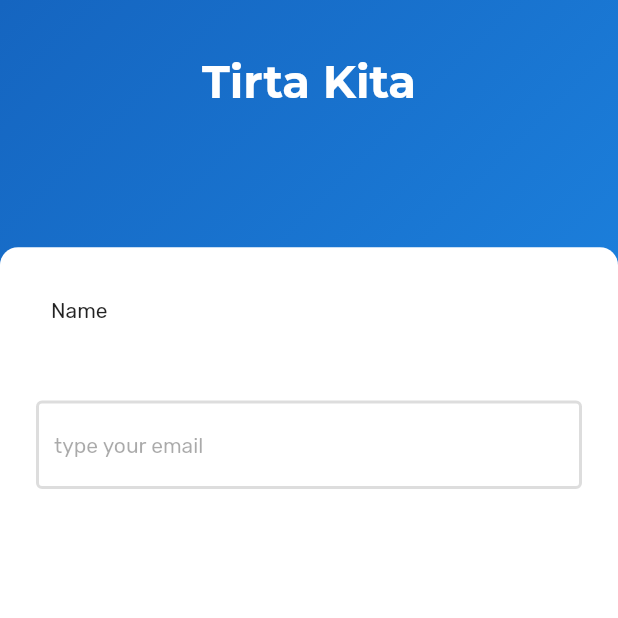
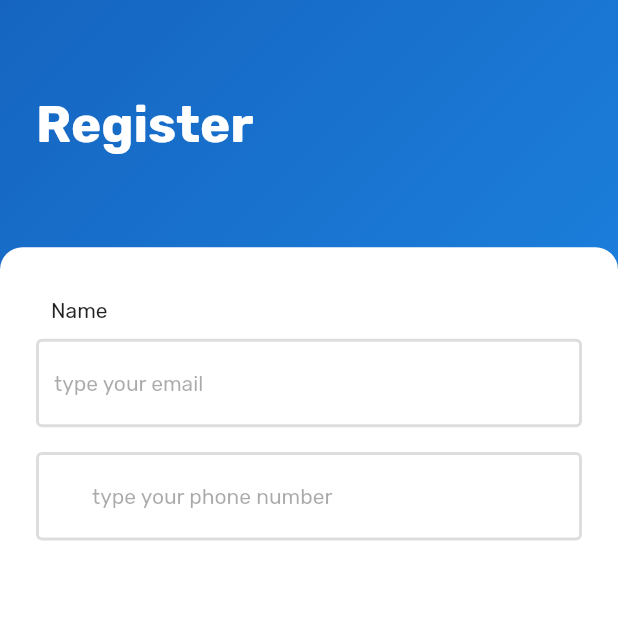
Before and after one commit to zanuar35/tirta_kita, a Flutter app: the screen it shows after launch, on a phone screen of 412 x 824 dp, the top half of it. Run offline on Flutter 3.47's test engine with Material 2 defaults, Android fonts, the phone set to English and light mode, and no system bars; our stand-ins replace google_fonts, line_icons.

Commit message:
initial coomit

```diff
--- /dev/null
+++ b/lib/constants.dart
@@ -0,0 +1,9 @@
+import 'package:flutter/material.dart';
+
+const kBackgroundColor = Color(0xFFF1EFF1);
+const kPrimaryColor = Color(0xFF035AA6);
+const kSecondaryColor = Color(0xFF2BBAEC);
+const kTextColor = Color(0xFF000839);
+const kTextLightColor = Color(0xFF747474);
+const kBlueColor = Color(0xFF40BAD5);
+const kBorderColor = Color(0xfff8f8f8f);
--- a/lib/screen/login_screen/login_screen.dart
+++ b/lib/screen/login_screen/login_screen.dart
@@ -1,6 +1,7 @@
 import 'package:flutter/material.dart';
 import 'package:google_fonts/google_fonts.dart';
 import 'package:line_icons/line_icons.dart';
+import 'package:tirta_kita/constants.dart';
 import 'package:tirta_kita/shared/widget/input_text.dart';
 import 'package:tirta_kita/shared/widget/label_text.dart';
 
@@ -107,7 +108,7 @@ class _LoginScreenState extends State<LoginScreen> {
                             enabledBorder: OutlineInputBorder(
                               borderRadius: BorderRadius.circular(4),
                               borderSide: BorderSide(
-                                  color: Color(0xfff8f8f8f).withOpacity(0.3),
+                                  color: kBorderColor.withOpacity(0.3),
                                   width: 2),
                             ),
                             focusedBorder: OutlineInputBorder(
--- a/lib/screen/login_screen/widget/loginBtn.dart
+++ b/lib/screen/login_screen/widget/loginBtn.dart
@@ -1,5 +1,6 @@
 import 'package:flutter/material.dart';
 import 'package:google_fonts/google_fonts.dart';
+import 'package:tirta_kita/constants.dart';
 
 
 class LoginBtn extends StatelessWidget {
@@ -17,7 +18,7 @@ class LoginBtn extends StatelessWidget {
         onPressed: () {},
         style: ButtonStyle(
           backgroundColor: MaterialStateProperty.all(
-            Color(0xFF2BBAEC),
+           kPrimaryColor,
           ),
         ),
         child: Text(
--- a/lib/screen/sign_up/sign_up_screen.dart
+++ b/lib/screen/sign_up/sign_up_screen.dart
@@ -37,18 +37,16 @@ class _SignUpScreenState extends State<SignUpScreen> {
                   padding:
                       const EdgeInsets.symmetric(vertical: 36, horizontal: 24),
                   child: Column(
-                    mainAxisAlignment: MainAxisAlignment.start,
+                    mainAxisAlignment: MainAxisAlignment.center,
                     crossAxisAlignment: CrossAxisAlignment.start,
                     children: [
-                      Center(
-                        child: Text(
-                          "Tirta Kita",
-                          style: GoogleFonts.montserrat(
-                            textStyle: TextStyle(
-                                color: Colors.white,
-                                fontSize: 30,
-                                fontWeight: FontWeight.bold),
-                          ),
+                      Text(
+                        "Register",
+                        style: GoogleFonts.rubik(
+                          textStyle: TextStyle(
+                              color: Colors.white,
+                              fontSize: 34,
+                              fontWeight: FontWeight.bold),
                         ),
                       ),
                     ],
@@ -62,8 +60,8 @@ class _SignUpScreenState extends State<SignUpScreen> {
                   decoration: BoxDecoration(
                     color: Colors.white,
                     borderRadius: BorderRadius.only(
-                        topRight: Radius.circular(12),
-                        topLeft: Radius.circular(12)),
+                        topRight: Radius.circular(15),
+                        topLeft: Radius.circular(15)),
                   ),
                   child: Padding(
                     padding: const EdgeInsets.all(24.0),
@@ -72,10 +70,14 @@ class _SignUpScreenState extends State<SignUpScreen> {
                       crossAxisAlignment: CrossAxisAlignment.start,
                       children: <Widget>[
                         LabelText(text: 'Name'),
+                        InputText(hintText: 'type your email'),
                         SizedBox(
-                          height: MediaQuery.of(context).size.height * 0.05,
+                          height: MediaQuery.of(context).size.height / 50,
                         ),
-                        InputText(hintText: 'type your email')
+                        InputNo(
+                          prefixText: '+62',
+                          hintText: 'type your phone number',
+                        )
                       ],
                     ),
                   ),
--- a/lib/shared/widget/input_text.dart
+++ b/lib/shared/widget/input_text.dart
@@ -1,5 +1,6 @@
 import 'package:flutter/material.dart';
 import 'package:google_fonts/google_fonts.dart';
+import 'package:tirta_kita/constants.dart';
 
 class InputText extends StatelessWidget {
   final String hintText;
@@ -21,7 +22,7 @@ class InputText extends StatelessWidget {
         enabledBorder: OutlineInputBorder(
           borderRadius: BorderRadius.circular(4),
           borderSide:
-              BorderSide(color: Color(0xfff8f8f8f).withOpacity(0.3), width: 2),
+              BorderSide(color: kBorderColor.withOpacity(0.3), width: 2),
         ),
         focusedBorder: OutlineInputBorder(
           borderRadius: BorderRadius.circular(4),
@@ -31,3 +32,41 @@ class InputText extends StatelessWidget {
     );
   }
 }
+
+class InputNo extends StatelessWidget {
+  final String prefixText;
+  final String hintText;
+
+  const InputNo({
+    Key key,
+    this.prefixText,
+    @required this.hintText,
+  }) : super(key: key);
+
+  @override
+  Widget build(BuildContext context) {
+    return TextField(
+      keyboardType: TextInputType.phone,
+      decoration: InputDecoration(
+        prefixText: prefixText,
+        hintText: hintText,
+        hintStyle: GoogleFonts.rubik(
+          textStyle: TextStyle(
+            fontSize: 14,
+            fontWeight: FontWeight.w400,
+            color: Color(0xff2A2A2A).withOpacity(0.40),
+          ),
+        ),
+        enabledBorder: OutlineInputBorder(
+          borderRadius: BorderRadius.circular(4),
+          borderSide:
+              BorderSide(color: kBorderColor.withOpacity(0.3), width: 2),
+        ),
+        focusedBorder: OutlineInputBorder(
+          borderRadius: BorderRadius.circular(4),
+          borderSide: BorderSide(color: Colors.blue, width: 2),
+        ),
+      ),
+    );
+  }
+}
```
